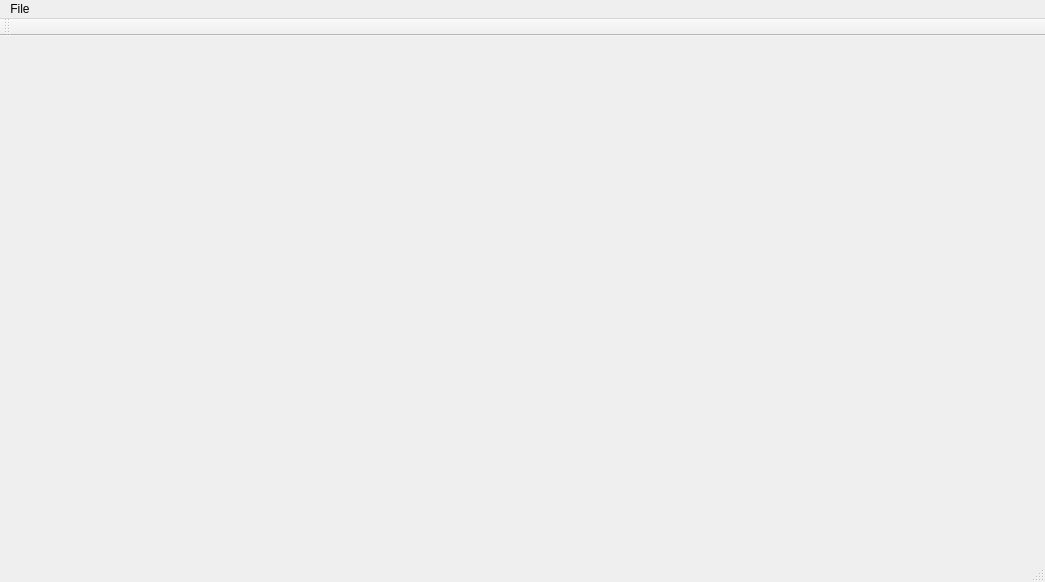
Above: mainwindow.ui from FPierrel/SeamCarving before the change. Below: the same form after it.
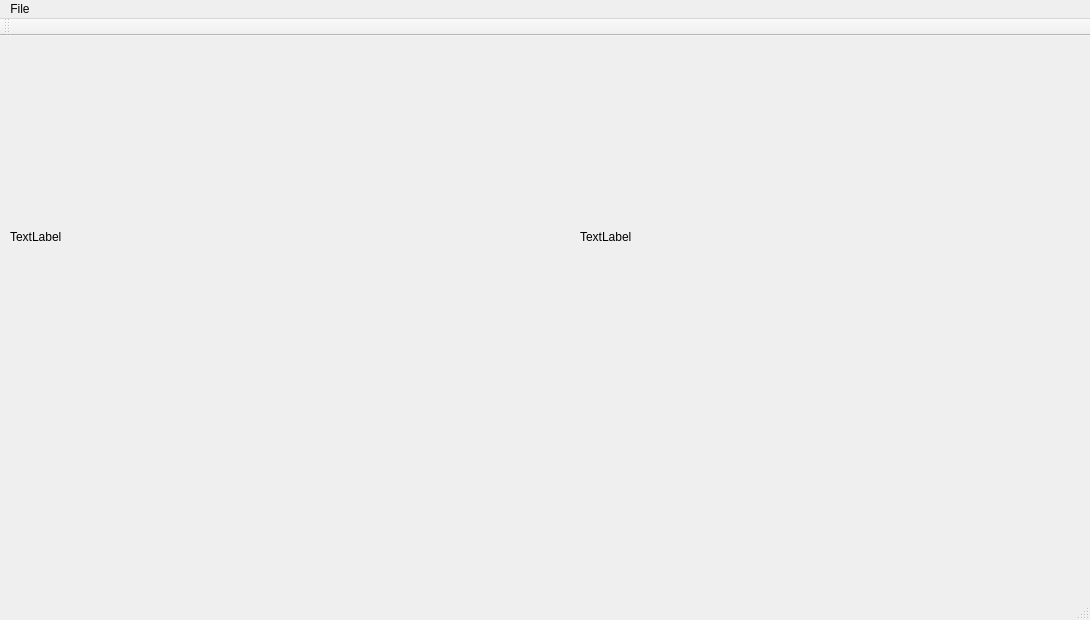
That is the form after the change.

Patch:
```diff
--- a/mainwindow.ui
+++ b/mainwindow.ui
@@ -6,20 +6,53 @@
    <rect>
     <x>0</x>
     <y>0</y>
-    <width>1045</width>
-    <height>582</height>
+    <width>1090</width>
+    <height>620</height>
    </rect>
   </property>
   <property name="windowTitle">
    <string>MainWindow</string>
   </property>
-  <widget class="QWidget" name="centralWidget"/>
+  <widget class="QWidget" name="centralWidget">
+   <widget class="QLabel" name="original">
+    <property name="geometry">
+     <rect>
+      <x>10</x>
+      <y>30</y>
+      <width>501</width>
+      <height>341</height>
+     </rect>
+    </property>
+    <property name="text">
+     <string>TextLabel</string>
+    </property>
+    <property name="scaledContents">
+     <bool>false</bool>
+    </property>
+   </widget>
+   <widget class="QLabel" name="original_2">
+    <property name="geometry">
+     <rect>
+      <x>580</x>
+      <y>30</y>
+      <width>501</width>
+      <height>341</height>
+     </rect>
+    </property>
+    <property name="text">
+     <string>TextLabel</string>
+    </property>
+    <property name="scaledContents">
+     <bool>false</bool>
+    </property>
+   </widget>
+  </widget>
   <widget class="QMenuBar" name="menuBar">
    <property name="geometry">
     <rect>
      <x>0</x>
      <y>0</y>
-     <width>1045</width>
+     <width>1090</width>
      <height>21</height>
     </rect>
    </property>
```
